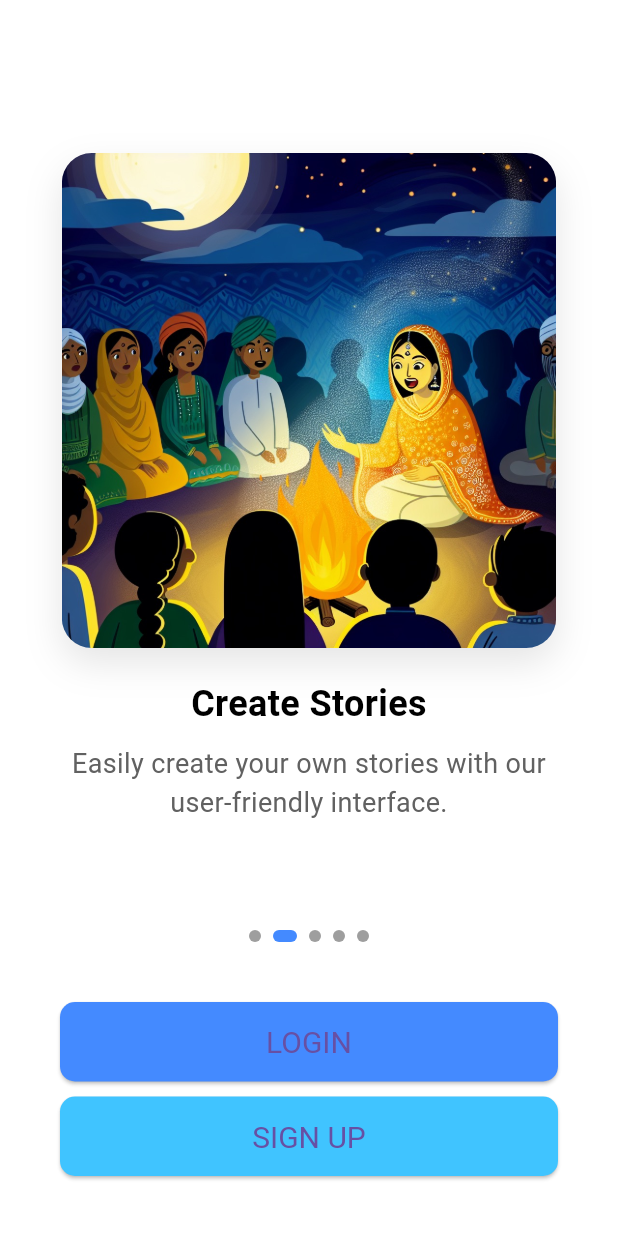
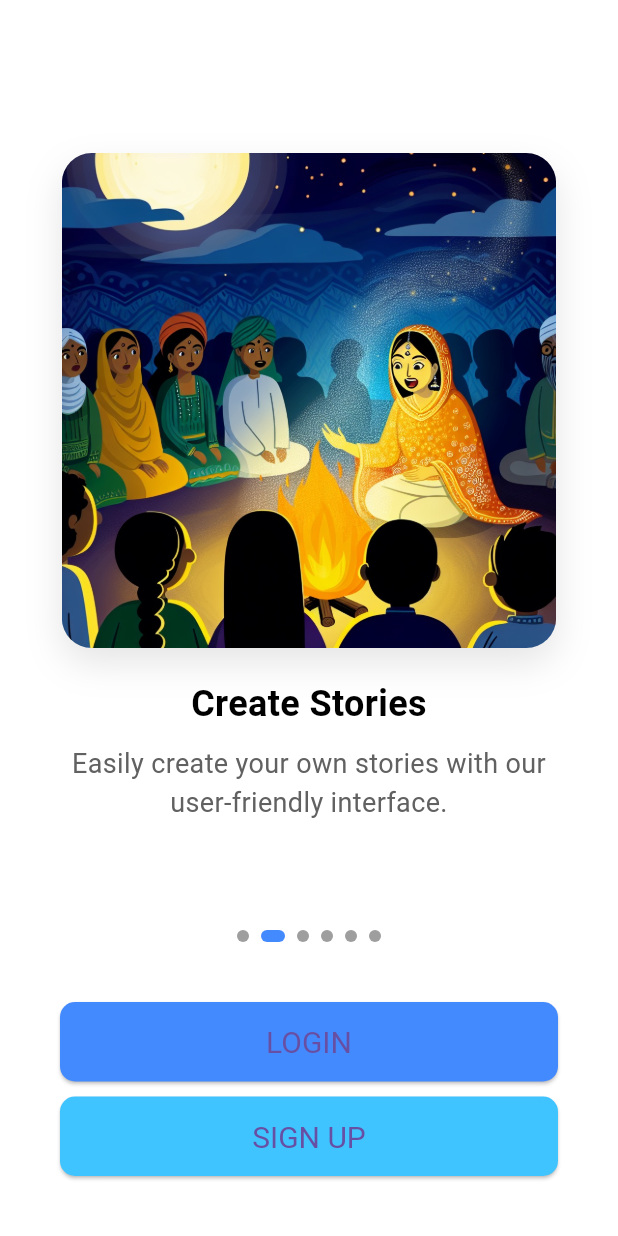
Before and after one commit to storytellerksu/storyteller_ai, a Flutter app: the screen it shows after launch, swiped to page 2, on a phone screen of 412 x 824 dp. Run offline on Flutter 3.47's test engine with Material 3 defaults, Android fonts, the phone set to English and light mode, and no system bars; our stand-ins replace cloud_firestore, cloud_functions, firebase_auth, firebase_core; accounts and stored records are empty; Roboto replaces fonts that are missing (San Francisco).

Commit message:
Bug Fix
Fixed a bug where the 6th carousel page did not have a page indicator

```diff
--- a/lib/pages/auth/authorization_menu.dart
+++ b/lib/pages/auth/authorization_menu.dart
@@ -207,7 +207,7 @@ class _AuthorizationMenuState extends State<AuthorizationMenu> {
   Widget _buildPageIndicators() {
     return Row(
       mainAxisAlignment: MainAxisAlignment.center,
-      children: List.generate(5, (index) {
+      children: List.generate(6, (index) {
         return Container(
           margin: EdgeInsets.symmetric(horizontal: 4),
           height: 8,
```
